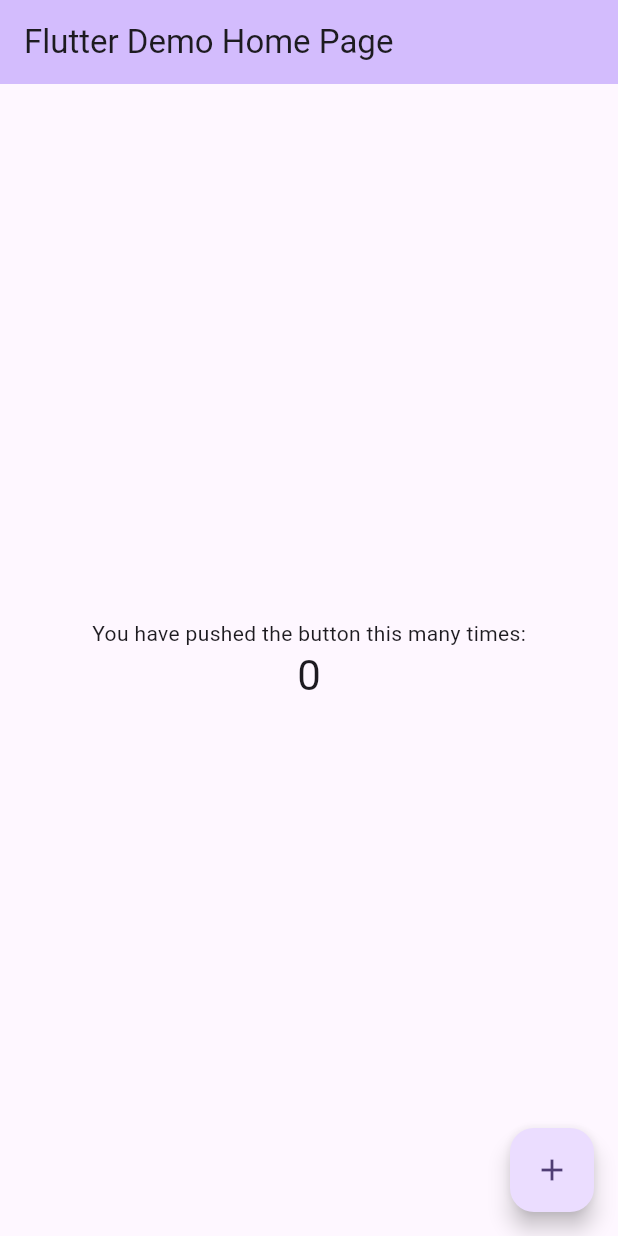
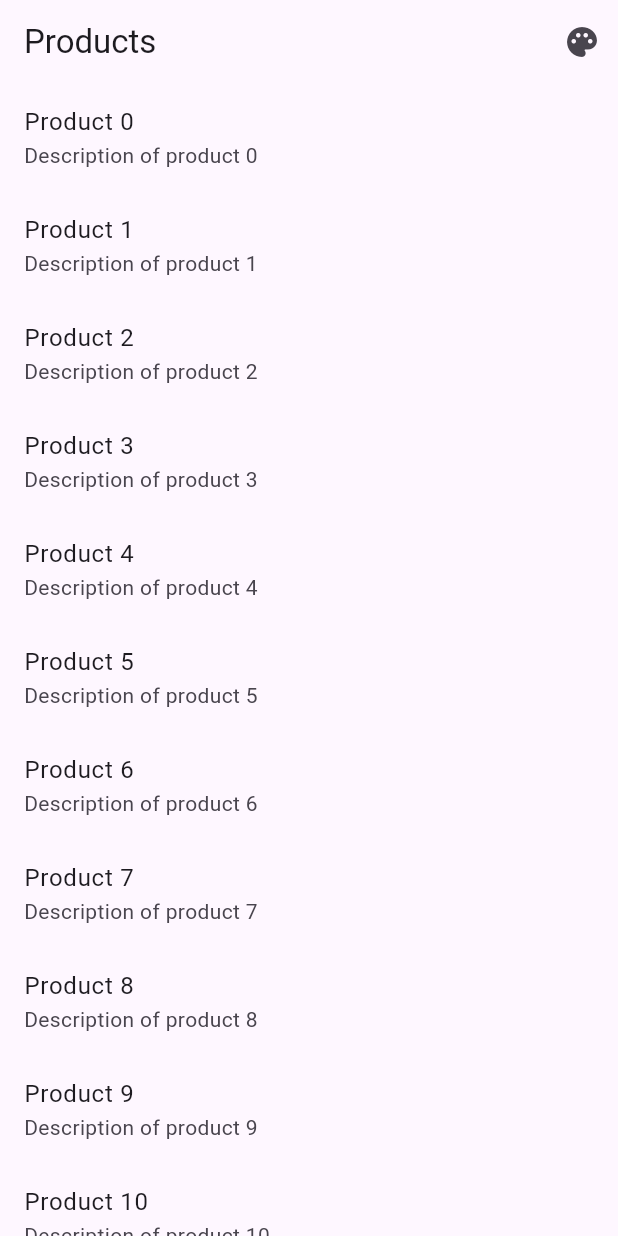
Before and after one commit to mahasachan/clean_app, a Flutter app: the screen it shows after launch, on a phone screen of 412 x 824 dp. Run offline on Flutter 3.47's test engine with Material 3 defaults, Android fonts, the phone set to English and light mode, and no system bars; our stand-ins replace dio, equatable, flutter_bloc, get_it, retrofit; generated files the repository leaves out were written again.

Commit message:
add get product in product features

```diff
--- /dev/null
+++ b/lib/config/routes/routes.dart
@@ -0,0 +1,19 @@
+import 'package:clean_app/features/products/presentation/pages/product.dart';
+import 'package:flutter/material.dart';
+
+class AppRoutes {
+  static Route onGenerateRoutes(RouteSettings settings) {
+    switch (settings.name) {
+      case '/':
+        return _materialRoute(const Products());
+      case '/theme':
+        return _materialRoute(const Products());
+      default:
+        return _materialRoute(const Products());
+    }
+  }
+
+  static Route<dynamic> _materialRoute(Widget view) {
+    return MaterialPageRoute(builder: (_) => view);
+  }
+}
--- /dev/null
+++ b/lib/features/products/data/repository/mock_product_repository.dart
@@ -0,0 +1,24 @@
+import 'package:clean_app/core/resources/data_state.dart';
+import 'package:clean_app/features/products/data/models/product.dart';
+import 'package:clean_app/features/products/domain/entities/product.dart';
+import 'package:clean_app/features/products/domain/repository/product_repository.dart';
+
+class MockProductRepository implements ProductRepository {
+  @override
+  Future<DataState<List<ProductEntity>>> getProducts() async {
+    await Future.delayed(const Duration(seconds: 2));
+    List<ProductModel> products = generateProducts(50);
+    return DataSuccess(products);
+  }
+
+  List<ProductModel> generateProducts(int num) {
+    return List.generate(num, (i) {
+      return ProductModel(
+        id: '$i',
+        productName: 'Product $i',
+        price: 100.0 * i,
+        description: 'Description of product $i',
+      );
+    });
+  }
+}
--- a/lib/features/products/domain/usecases/get_product.dart
+++ b/lib/features/products/domain/usecases/get_product.dart
@@ -3,10 +3,10 @@ import 'package:clean_app/core/usecases/usecase.dart';
 import 'package:clean_app/features/products/domain/entities/product.dart';
 import 'package:clean_app/features/products/domain/repository/product_repository.dart';
 
-class GetProductUseCase
+class GetProductsUseCase
     implements Usecase<DataState<List<ProductEntity>>, void> {
   final ProductRepository _productRepository;
-  GetProductUseCase(this._productRepository);
+  GetProductsUseCase(this._productRepository);
 
   @override
   Future<DataState<List<ProductEntity>>> call({void params}) {
--- a/lib/features/products/presentation/bloc/product/remote/remote_product_bloc.dart
+++ b/lib/features/products/presentation/bloc/product/remote/remote_product_bloc.dart
@@ -0,0 +1,26 @@
+import 'package:clean_app/core/resources/data_state.dart';
+import 'package:clean_app/features/products/domain/usecases/get_product.dart';
+import 'package:clean_app/features/products/presentation/bloc/product/remote/remote_product_event.dart';
+import 'package:clean_app/features/products/presentation/bloc/product/remote/remote_product_state.dart';
+import 'package:flutter_bloc/flutter_bloc.dart';
+
+class RemoteProductBloc extends Bloc<RemoteProductEvent, RemoteProductState> {
+  final GetProductsUseCase _getProductsUseCase;
+  RemoteProductBloc(this._getProductsUseCase)
+      : super(const RemoteProductsLoading()) {
+    on<GetProducts>(onGetProducts);
+  }
+
+  void onGetProducts(
+      GetProducts event, Emitter<RemoteProductState> emit) async {
+    final dataState = await _getProductsUseCase.call();
+    print('dataState: $dataState');
+    if (dataState is DataSuccess && dataState.data!.isNotEmpty) {
+      emit(RemoteProductsDone(dataState.data!));
+    } else {
+      print('data ${dataState.data}');
+      print('exception: ${dataState.exception}');
+      emit(RemoteProductsError(dataState.exception!));
+    }
+  }
+}
--- a/lib/features/products/presentation/bloc/product/remote/remote_product_event.dart
+++ b/lib/features/products/presentation/bloc/product/remote/remote_product_event.dart
@@ -0,0 +1,7 @@
+abstract class RemoteProductEvent {
+  const RemoteProductEvent();
+}
+
+class GetProducts extends RemoteProductEvent {
+  const GetProducts();
+}
--- a/lib/features/products/presentation/bloc/product/remote/remote_product_state.dart
+++ b/lib/features/products/presentation/bloc/product/remote/remote_product_state.dart
@@ -0,0 +1,26 @@
+import 'package:clean_app/features/products/domain/entities/product.dart';
+import 'package:dio/dio.dart';
+import 'package:equatable/equatable.dart';
+
+abstract class RemoteProductState extends Equatable {
+  final List<ProductEntity>? products;
+  final DioException? exception;
+
+  const RemoteProductState({this.products, this.exception});
+  @override
+  List<Object> get props => [products!, exception!];
+}
+
+class RemoteProductsLoading extends RemoteProductState {
+  const RemoteProductsLoading();
+}
+
+class RemoteProductsDone extends RemoteProductState {
+  const RemoteProductsDone(List<ProductEntity> products)
+      : super(products: products);
+}
+
+class RemoteProductsError extends RemoteProductState {
+  const RemoteProductsError(DioException exception)
+      : super(exception: exception);
+}
--- /dev/null
+++ b/lib/features/products/presentation/pages/product.dart
@@ -0,0 +1,62 @@
+import 'package:clean_app/features/products/presentation/bloc/product/remote/remote_product_bloc.dart';
+import 'package:clean_app/features/products/presentation/bloc/product/remote/remote_product_state.dart';
+import 'package:flutter/material.dart';
+import 'package:flutter_bloc/flutter_bloc.dart';
+
+class Products extends StatelessWidget {
+  const Products({super.key});
+
+  @override
+  Widget build(BuildContext context) {
+    return Scaffold(
+      appBar: _buildAppbar(context),
+      body: _buildBody(),
+    );
+  }
+
+  BlocBuilder<RemoteProductBloc, RemoteProductState> _buildBody() {
+    return BlocBuilder<RemoteProductBloc, RemoteProductState>(
+      builder: (_, state) {
+        if (state is RemoteProductsLoading) {
+          return const Center(
+            child: CircularProgressIndicator(),
+          );
+        }
+        if (state is RemoteProductsError) {
+          return const Center(
+            child: Icon(Icons.refresh),
+          );
+        }
+        if (state is RemoteProductsDone) {
+          return ListView.builder(
+            itemCount: state.products!.length,
+            itemBuilder: (_, index) {
+              final product = state.products![index];
+              return ListTile(
+                title: Text(product.productName ?? ''),
+                subtitle: Text(product.description ?? ''),
+              );
+            },
+          );
+        }
+        return const SizedBox();
+      },
+    );
+  }
+
+  AppBar _buildAppbar(BuildContext context) {
+    return AppBar(
+      title: const Text('Products'),
+      actions: [
+        IconButton(
+          onPressed: () => _onThemePressed(context),
+          icon: const Icon(Icons.palette),
+        ),
+      ],
+    );
+  }
+
+  void _onThemePressed(BuildContext context) {
+    Navigator.of(context).pushNamed('/theme');
+  }
+}
--- a/lib/main.dart
+++ b/lib/main.dart
@@ -1,6 +1,12 @@
+import 'package:clean_app/features/products/presentation/bloc/product/remote/remote_product_bloc.dart';
+import 'package:clean_app/features/products/presentation/bloc/product/remote/remote_product_event.dart';
+import 'package:clean_app/features/products/presentation/pages/product.dart';
+import 'package:clean_app/injection_container.dart';
 import 'package:flutter/material.dart';
+import 'package:flutter_bloc/flutter_bloc.dart';
 
-void main() {
+void main() async {
+  await initializaDependencies();
   runApp(const MyApp());
 }
 
@@ -10,116 +16,16 @@ class MyApp extends StatelessWidget {
   // This widget is the root of your application.
   @override
   Widget build(BuildContext context) {
-    return MaterialApp(
-      title: 'Flutter Demo',
-      theme: ThemeData(
-        // This is the theme of your application.
-        //
-        // TRY THIS: Try running your application with "flutter run". You'll see
-        // the application has a purple toolbar. Then, without quitting the app,
-        // try changing the seedColor in the colorScheme below to Colors.green
-        // and then invoke "hot reload" (save your changes or press the "hot
-        // reload" button in a Flutter-supported IDE, or press "r" if you used
-        // the command line to start the app).
-        //
-        // Notice that the counter didn't reset back to zero; the application
-        // state is not lost during the reload. To reset the state, use hot
-        // restart instead.
-        //
-        // This works for code too, not just values: Most code changes can be
-        // tested with just a hot reload.
-        colorScheme: ColorScheme.fromSeed(seedColor: Colors.deepPurple),
-        useMaterial3: true,
+    return BlocProvider<RemoteProductBloc>(
+      create: (context) => sl()..add(const GetProducts()),
+      child: MaterialApp(
+        title: 'Flutter Demo',
+        theme: ThemeData(
+          colorScheme: ColorScheme.fromSeed(seedColor: Colors.deepPurple),
+          useMaterial3: true,
+        ),
+        home: const Products(),
       ),
-      home: const MyHomePage(title: 'Flutter Demo Home Page'),
     );
   }
 }
-
-class MyHomePage extends StatefulWidget {
-  const MyHomePage({super.key, required this.title});
-
-  // This widget is the home page of your application. It is stateful, meaning
-  // that it has a State object (defined below) that contains fields that affect
-  // how it looks.
-
-  // This class is the configuration for the state. It holds the values (in this
-  // case the title) provided by the parent (in this case the App widget) and
-  // used by the build method of the State. Fields in a Widget subclass are
-  // always marked "final".
-
-  final String title;
-
-  @override
-  State<MyHomePage> createState() => _MyHomePageState();
-}
-
-class _MyHomePageState extends State<MyHomePage> {
-  int _counter = 0;
-
-  void _incrementCounter() {
-    setState(() {
-      // This call to setState tells the Flutter framework that something has
-      // changed in this State, which causes it to rerun the build method below
-      // so that the display can reflect the updated values. If we changed
-      // _counter without calling setState(), then the build method would not be
-      // called again, and so nothing would appear to happen.
-      _counter++;
-    });
-  }
-
-  @override
-  Widget build(BuildContext context) {
-    // This method is rerun every time setState is called, for instance as done
-    // by the _incrementCounter method above.
-    //
-    // The Flutter framework has been optimized to make rerunning build methods
-    // fast, so that you can just rebuild anything that needs updating rather
-    // than having to individually change instances of widgets.
-    return Scaffold(
-      appBar: AppBar(
-        // TRY THIS: Try changing the color here to a specific color (to
-        // Colors.amber, perhaps?) and trigger a hot reload to see the AppBar
-        // change color while the other colors stay the same.
-        backgroundColor: Theme.of(context).colorScheme.inversePrimary,
-        // Here we take the value from the MyHomePage object that was created by
-        // the App.build method, and use it to set our appbar title.
-        title: Text(widget.title),
-      ),
-      body: Center(
-        // Center is a layout widget. It takes a single child and positions it
-        // in the middle of the parent.
-        child: Column(
-          // Column is also a layout widget. It takes a list of children and
-          // arranges them vertically. By default, it sizes itself to fit its
-          // children horizontally, and tries to be as tall as its parent.
-          //
-          // Column has various properties to control how it sizes itself and
-          // how it positions its children. Here we use mainAxisAlignment to
-          // center the children vertically; the main axis here is the vertical
-          // axis because Columns are vertical (the cross axis would be
-          // horizontal).
-          //
-          // TRY THIS: Invoke "debug painting" (choose the "Toggle Debug Paint"
-          // action in the IDE, or press "p" in the console), to see the
-          // wireframe for each widget.
-          mainAxisAlignment: MainAxisAlignment.center,
-          children: <Widget>[
-            const Text(
-              'You have pushed the button this many times:',
-            ),
-            Text(
-              '$_counter',
-              style: Theme.of(context).textTheme.headlineMedium,
-            ),
-          ],
-        ),
-      ),
-      floatingActionButton: FloatingActionButton(
-        onPressed: _incrementCounter,
-        tooltip: 'Increment',
-        child: const Icon(Icons.add),
-      ), // This trailing comma makes auto-formatting nicer for build methods.
-    );
-  }
-}
```
Also changed, not shown: lib/features/products/data/models/product.dart (+4 -4 lines), lib/injection_container.dart (added, +16 -0 lines), pubspec.yaml (+12 -21 lines).
